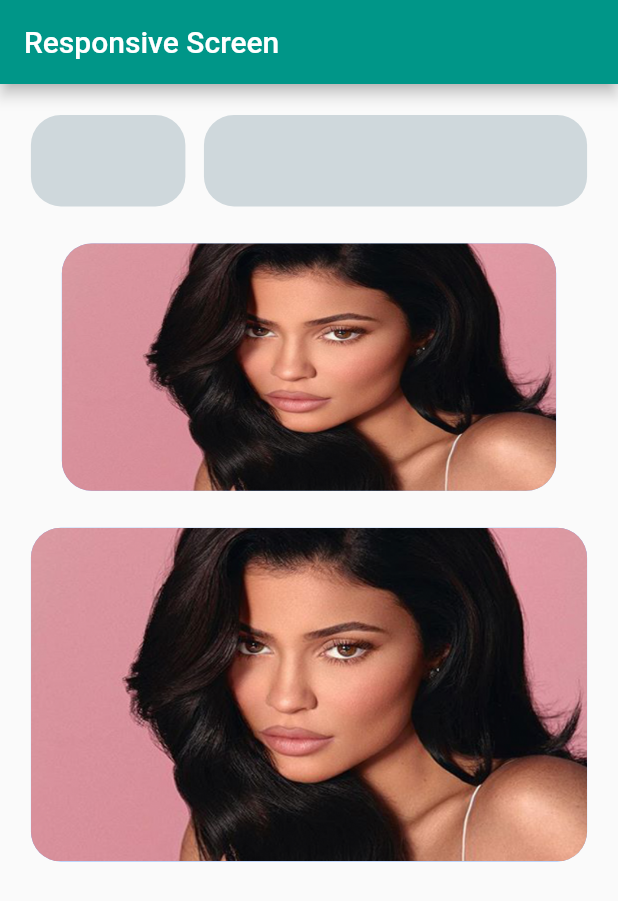
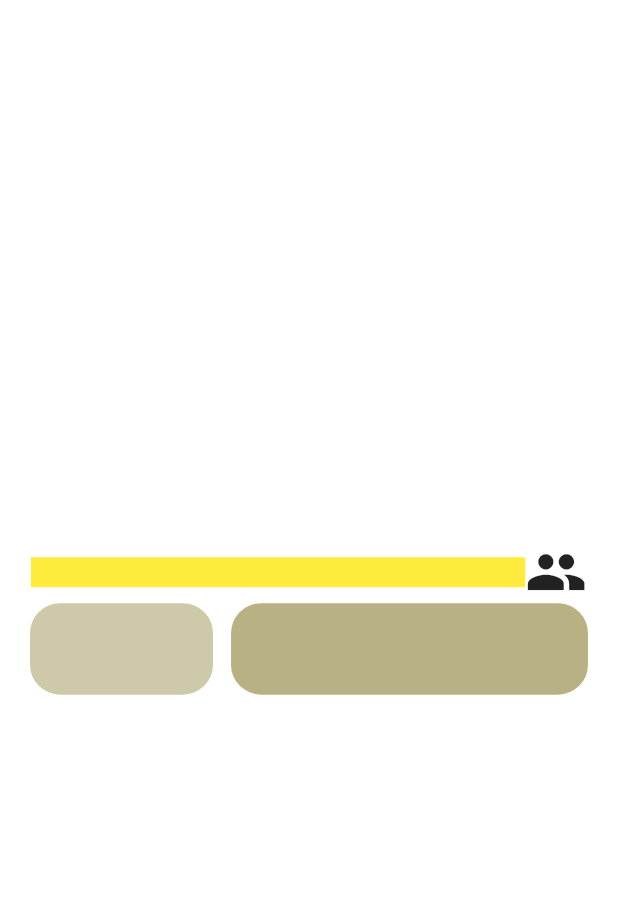
Before and after one commit to Enisco/responsiveness_try, a Flutter app: the screen it shows after launch, on a phone screen of 412 x 824 dp. Shown: the top 901 px of the screen. Run offline on Flutter 3.47's test engine with Material 2 defaults, Android fonts, the phone set to English and light mode, and no system bars.

Commit message:
Comments added

```diff
--- a/lib/main.dart
+++ b/lib/main.dart
@@ -1,4 +1,5 @@
 import 'package:flutter/material.dart';
+import 'package:responsiveness_try/responsive2.dart';
 import 'package:responsiveness_try/responsive_screen.dart';
 
 void main() {
@@ -15,7 +16,7 @@ class MyApp extends StatelessWidget {
       theme: ThemeData(
         primarySwatch: Colors.teal,
       ),
-      home: const ResponsiveScreen(),
+      home: const Responsive2(),
     );
   }
 }
--- /dev/null
+++ b/lib/responsive2.dart
@@ -0,0 +1,76 @@
+import 'package:flutter/material.dart';
+
+class Responsive2 extends StatefulWidget {
+  const Responsive2({super.key});
+
+  @override
+  State<Responsive2> createState() => _Responsive2State();
+}
+
+class _Responsive2State extends State<Responsive2> {
+  @override
+  Widget build(BuildContext context) {
+    Size screenSize = MediaQuery.of(context).size;
+    // TODO: "Comment"
+    // The media query of size is use to calculate both height and width
+    print('width: ${screenSize.width}\t height: ${screenSize.height}');
+    // To Check screen height and width
+    return Padding(
+      padding: const EdgeInsets.all(20.0),
+      child: Center(
+        child: Column(
+          mainAxisAlignment: MainAxisAlignment.center,
+          children: [
+            Row(
+              mainAxisAlignment: MainAxisAlignment.center,
+              children: [
+                Container(
+                  color: Colors.yellow,
+                  height: 20,
+                  // TODO: "COMMENT"
+                  // this screenSize.width * 0.9 is said to occupied 90% of the screen width
+                  width: screenSize.width * 0.8,
+                ),
+                Icon(
+                  Icons.people,
+                  size: screenSize.width * 0.1,
+                ),
+              ],
+            ),
+            Row(
+              mainAxisAlignment: MainAxisAlignment.center,
+              children: [
+                Container(
+                  decoration: BoxDecoration(
+                    borderRadius: BorderRadius.circular(20),
+                    color: Color.fromARGB(255, 205, 201, 169),
+                  ),
+
+                  height: 61,
+                  // TODO: "COMMENT"
+                  //Static width with is 122
+
+                  width: 122,
+                ),
+                const SizedBox(
+                  width: 12,
+                ),
+                Container(
+                  decoration: BoxDecoration(
+                    borderRadius: BorderRadius.circular(20),
+                    color: Color.fromARGB(255, 183, 177, 131),
+                  ),
+                  height: 61,
+                  // TODO: "COMMENT"
+                  // this screenSize.width - 174, the -174 comes from the width of the first item
+                  // which is 122 + the sizedBox width + padding, which is equal to 174
+                  width: screenSize.width - 174,
+                ),
+              ],
+            ),
+          ],
+        ),
+      ),
+    );
+  }
+}
--- a/lib/screensize.dart
+++ b/lib/screensize.dart
@@ -2,10 +2,14 @@ import 'package:flutter/material.dart';
 
 double screenWidth(BuildContext context) {
   // TODO: "Comment"
+  //To create the width of the screen, Note always set it under build
+  // methods, so that it can rebuild the screen every time
   return MediaQuery.of(context).size.width;
 }
 
 double screenHeight(BuildContext context) {
   // TODO: "Comment"
+  //To create the height of the screen, Note always set it under build
+  // methods, so that it can rebuild the screen every time
   return MediaQuery.of(context).size.height;
 }
```
Also changed, not shown: lib/responsive_screen.dart (+12 -0 lines).
